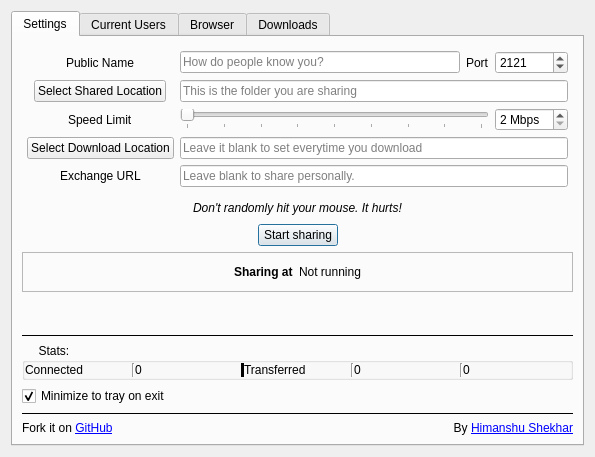
Qt form 21Lane/qt-designer-files/window.ui (himanshub16/21Lane) before a commit.
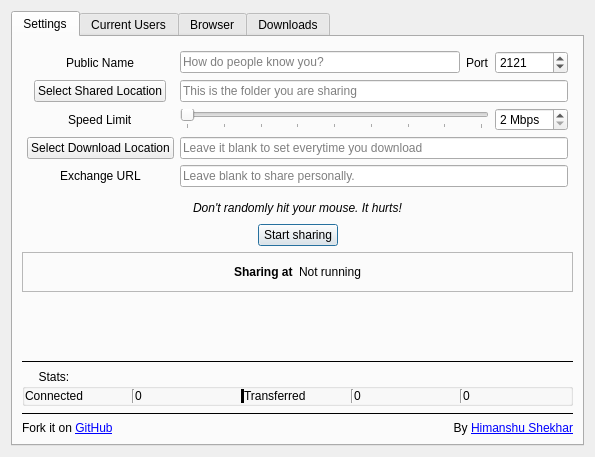
The same form after that commit. Icons and pictures are not drawn.

Commit message: created menubar and shifted hide to tray option to it

Diff of the .ui file:
```diff
--- a/21Lane/qt-designer-files/window.ui
+++ b/21Lane/qt-designer-files/window.ui
@@ -444,16 +444,6 @@
          </layout>
         </widget>
        </item>
-       <item>
-        <widget class="QCheckBox" name="trayCB">
-         <property name="text">
-          <string>Minimize to tray on exit</string>
-         </property>
-         <property name="checked">
-          <bool>true</bool>
-         </property>
-        </widget>
-       </item>
        <item>
         <widget class="Line" name="line_2">
          <property name="frameShadow">
```
Left out of the diff: 4 changed lines with no effect on the pictures. The commit also changes 5 other files.
